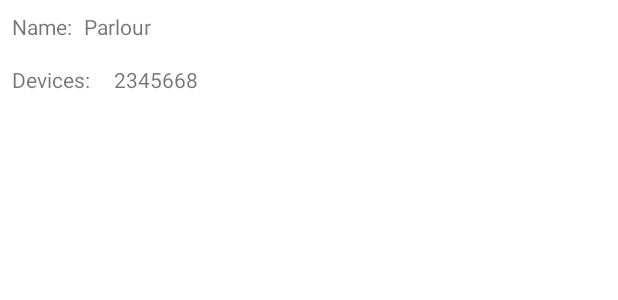
After one commit to cranium44/fiesty, an Android app: the layout room_item.xml on its own in the app's theme, with its tools: preview values and no code run, on a phone screen of 412 x 824 dp. The commit adds this screen. Shown: the top 300 px of the screen. Run offline under Robolectric (Android 15) with nearby library versions, the phone set to English and light mode, and no system bars.

Commit message:
add room fragment

```diff
--- a/app/src/main/java/live/adabe/fiesty/models/network/building/BuildingResponse.kt
+++ b/app/src/main/java/live/adabe/fiesty/models/network/building/BuildingResponse.kt
@@ -1,8 +1,13 @@
 package live.adabe.fiesty.models.network.building
+
+import live.adabe.fiesty.models.network.room.RoomResponse
+import live.adabe.fiesty.models.network.user.UserResponse
 
 data class BuildingResponse(
     val id: Int,
     val name: String,
     val address: String,
     val energyRate: Long,
+    val user: UserResponse?,
+    val rooms: List<RoomResponse>?
 )
--- /dev/null
+++ b/app/src/main/res/layout/room_item.xml
@@ -0,0 +1,44 @@
+<?xml version="1.0" encoding="utf-8"?>
+<androidx.constraintlayout.widget.ConstraintLayout xmlns:android="http://schemas.android.com/apk/res/android"
+    xmlns:app="http://schemas.android.com/apk/res-auto"
+    xmlns:tools="http://schemas.android.com/tools"
+    android:padding="8dp"
+    android:layout_width="match_parent"
+    android:layout_height="wrap_content">
+
+    <TextView
+        android:id="@+id/room_name_rv"
+        android:layout_width="wrap_content"
+        android:layout_height="wrap_content"
+        android:layout_marginStart="8dp"
+        app:layout_constraintBaseline_toBaselineOf="@+id/textView10"
+        app:layout_constraintStart_toEndOf="@+id/textView10"
+        tools:text="Parlour" />
+
+    <TextView
+        android:id="@+id/device_count_rv"
+        android:layout_width="wrap_content"
+        android:layout_height="wrap_content"
+        android:layout_marginStart="16dp"
+        app:layout_constraintBaseline_toBaselineOf="@+id/textView12"
+        app:layout_constraintStart_toEndOf="@+id/textView12"
+        tools:text="2345668" />
+
+    <TextView
+        android:id="@+id/textView10"
+        android:layout_width="wrap_content"
+        android:layout_height="wrap_content"
+        android:text="@string/name"
+        app:layout_constraintStart_toStartOf="parent"
+        app:layout_constraintTop_toTopOf="parent" />
+
+    <TextView
+        android:id="@+id/textView12"
+        android:layout_width="wrap_content"
+        android:layout_height="wrap_content"
+        android:layout_marginTop="16dp"
+        android:text="@string/devices"
+        app:layout_constraintStart_toStartOf="parent"
+        app:layout_constraintTop_toBottomOf="@+id/textView10" />
+
+</androidx.constraintlayout.widget.ConstraintLayout>
--- a/app/src/main/res/values/strings.xml
+++ b/app/src/main/res/values/strings.xml
@@ -18,4 +18,11 @@
     <string name="building_name">Building Name</string>
     <string name="building_address">Building Address</string>
     <string name="energy_rate">Energy Rate</string>
+    <string name="no_buildings">You have no buildings now</string>
+    <string name="add_room">Add Room</string>
+    <string name="edit">Edit</string>
+    <string name="rooms">Rooms</string>
+    <string name="name">Name:</string>
+    <string name="devices">Devices:</string>
+    <string name="no_room_data">There is no room data at the moment.</string>
 </resources>
```
Also changed, not shown: app/src/main/java/live/adabe/fiesty/MainActivity.kt (+18 -4 lines), app/src/main/java/live/adabe/fiesty/network/repository/DatabaseRepository.kt (added, +17 -0 lines), app/src/main/java/live/adabe/fiesty/ui/adapters/RoomAdapter.kt (added, +41 -0 lines), app/src/main/java/live/adabe/fiesty/ui/building/BuildingDetailsFragment.kt (added, +60 -0 lines), app/src/main/java/live/adabe/fiesty/ui/home/HomeFragment.kt (+19 -1 lines), app/src/main/java/live/adabe/fiesty/ui/home/HomeViewModel.kt (+20 -2 lines), app/src/main/java/live/adabe/fiesty/util/Converter.kt (+20 -0 lines), app/src/main/java/live/adabe/fiesty/util/StringConstants.kt (+7 -0 lines), app/src/main/res/layout/fragment_building_details.xml (added, +112 -0 lines), app/src/main/res/layout/fragment_home.xml (+15 -5 lines).
